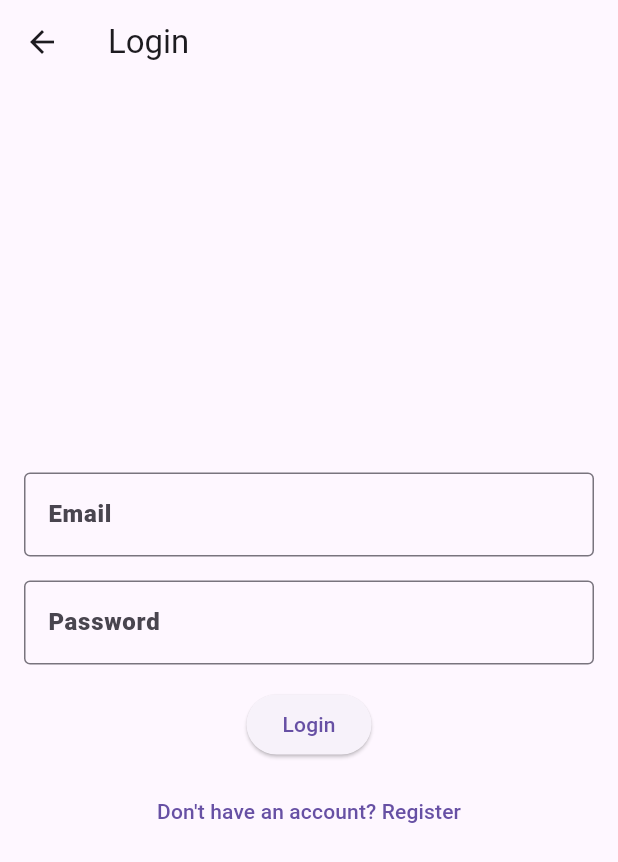
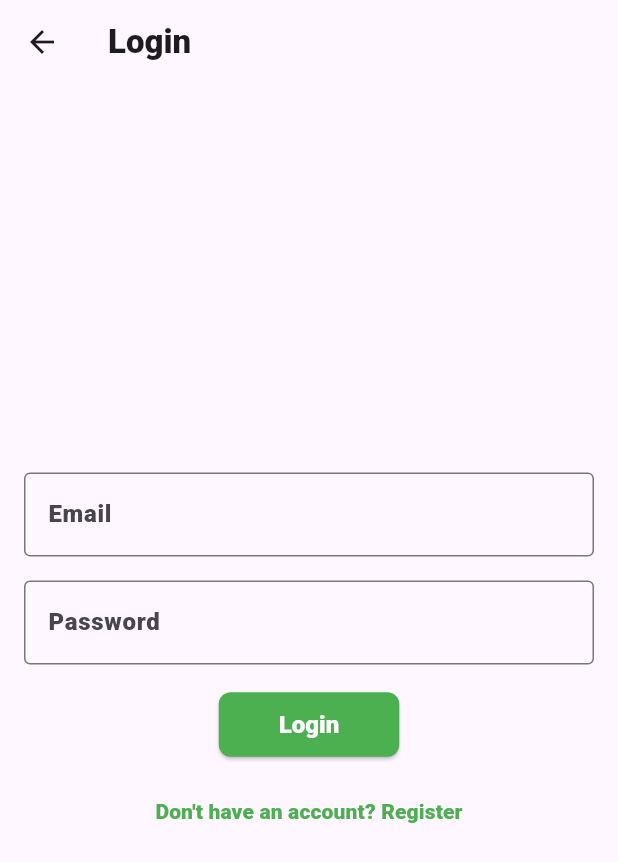
Before and after one commit to AKILABANDARAYAINNA/horizon_real_estate_app, a Flutter app: the screen it shows after launch, after a tap on the "person" icon, on a phone screen of 412 x 824 dp. Shown: the top 862 px of the screen. Run offline on Flutter 3.47's test engine with Material 3 defaults, Android fonts, the light colour scheme and no system bars; network calls fail.

Commit message:
Colour Changes

```diff
--- a/lib/screens/home_screen.dart
+++ b/lib/screens/home_screen.dart
@@ -1,59 +1,69 @@
 import 'package:flutter/material.dart';
 import '../widgets/bottom_nav_widget.dart';
-import 'login_screen.dart'; // Import Login Screen
+import 'login_screen.dart';
+import 'property_details_screen.dart'; // Import Property Details Screen
 
 class HomeScreen extends StatelessWidget {
   const HomeScreen({super.key});
 
-  // ✅ Updated Property Data
   final List<Map<String, String>> properties = const [
     {
       'title': 'Luxury Villa',
       'location': 'Kottawa',
       'price': 'LKR 12,000,000',
+      'description': 'A luxury villa with modern amenities and a beautiful garden.',
       'image': 'https://mistertlk.s3.ap-southeast-1.amazonaws.com/property/sales/1317_1_1736505292.jpg',
     },
     {
       'title': 'Modern House',
       'location': 'Colombo 3',
       'price': 'LKR 850,000',
+      'description': 'A modern house located in the heart of Colombo.',
       'image': 'https://luxely.lk/img/properties/4750466-8918501.jpeg',
     },
     {
       'title': 'Building for sale',
       'location': 'Maharagama',
       'price': 'LKR 9,500,000',
+      'description': 'A commercial building ideal for office spaces.',
       'image': 'https://www.lankapropertyweb.com/pics/5733795/thumb_5733795_1737112221_6826.jpeg',
     },
     {
       'title': 'Flat Land',
       'location': 'Ratnapura',
       'price': 'LKR 7,000,000',
+      'description': 'A flat land suitable for agricultural or residential use.',
       'image': 'https://remaxnorth.lk/wp-content/uploads/2025/01/WhatsApp-Image-2025-01-13-at-5.00.20-PM-525x328.jpeg',
     },
     {
       'title': 'Rubber Estate for Sale',
       'location': 'Horana',
       'price': 'LKR 6,550,000',
+      'description': 'A rubber estate with excellent yield potential.',
       'image': 'https://www.lankapropertyweb.com/pics/528906/thumb_528906_1715875867_3854.jpeg',
     },
     {
       'title': 'Building for Rent',
       'location': 'Nugegoda',
       'price': 'LKR 150,000',
+      'description': 'A building ideal for restaurants or retail shops.',
       'image': 'https://colomborealtors.lk/wp-content/uploads/2021/08/15000-sqft-road-frontage-malabe-junction-new-kandy-road-commercial-building-rent-lease-best-colombo-realtors-lk-sri-lanka-sl-94.jpg',
     },
   ];
 
   @override
   Widget build(BuildContext context) {
+    final isLandscape = MediaQuery.of(context).orientation == Orientation.landscape;
+    final columns = isLandscape ? 3 : 2;
+
     return Scaffold(
       appBar: AppBar(
         title: const Text('Horizon Real Estates'),
         backgroundColor: Colors.green,
+        foregroundColor: Colors.white,
         actions: [
           IconButton(
-            icon: const Icon(Icons.person), // Login Button
+            icon: const Icon(Icons.person),
             tooltip: 'Login',
             onPressed: () {
               Navigator.push(
@@ -64,22 +74,14 @@ class HomeScreen extends StatelessWidget {
           ),
         ],
       ),
-      body: SafeArea(
-        child: Column(
-          children: [
-            Expanded( // ✅ Prevents Overflow Issue
-              child: Padding(
+      body: Padding(
         padding: const EdgeInsets.all(8.0),
-                child: SingleChildScrollView( // ✅ Allows scrolling if needed
-                  physics: const BouncingScrollPhysics(),
         child: GridView.builder(
-                    shrinkWrap: true, // ✅ Ensures GridView does not take infinite height
-                    physics: const NeverScrollableScrollPhysics(), // ✅ Prevents double scrolling
-                    gridDelegate: const SliverGridDelegateWithFixedCrossAxisCount(
-                      crossAxisCount: 2, // ✅ 2 Cards Per Row
+          gridDelegate: SliverGridDelegateWithFixedCrossAxisCount(
+            crossAxisCount: columns,
             crossAxisSpacing: 10,
             mainAxisSpacing: 10,
-                      childAspectRatio: 0.7, // ✅ Adjusted to Fix Overflow
+            childAspectRatio: 0.7,
           ),
           itemCount: properties.length,
           itemBuilder: (context, index) {
@@ -89,13 +91,16 @@ class HomeScreen extends StatelessWidget {
               location: property['location']!,
               price: property['price']!,
               imageUrl: property['image']!,
+              onViewDetails: () {
+                Navigator.push(
+                  context,
+                  MaterialPageRoute(
+                    builder: (context) => PropertyDetailsScreen(property: property),
+                  ),
                 );
               },
-                  ),
-                ),
-              ),
-            ),
-          ],
+            );
+          },
         ),
       ),
       bottomNavigationBar: const Footer(currentIndex: 0),
@@ -103,12 +108,12 @@ class HomeScreen extends StatelessWidget {
   }
 }
 
-// ✅ Updated Property Card Widget
 class PropertyCard extends StatelessWidget {
   final String title;
   final String location;
   final String price;
   final String imageUrl;
+  final VoidCallback onViewDetails;
 
   const PropertyCard({
     super.key,
@@ -116,6 +121,7 @@ class PropertyCard extends StatelessWidget {
     required this.location,
     required this.price,
     required this.imageUrl,
+    required this.onViewDetails,
   });
 
   @override
@@ -139,44 +145,28 @@ class PropertyCard extends StatelessWidget {
             ),
           ),
           const SizedBox(height: 8),
-          Padding(
-            padding: const EdgeInsets.symmetric(horizontal: 5),
-            child: Column(
-              children: [
           Text(
             title,
-                  textAlign: TextAlign.center,
             style: const TextStyle(fontWeight: FontWeight.bold, fontSize: 14),
             maxLines: 2,
             overflow: TextOverflow.ellipsis,
           ),
-                Text(
-                  location,
-                  style: const TextStyle(color: Colors.grey, fontSize: 12),
-                ),
+          Text(location, style: const TextStyle(color: Colors.grey, fontSize: 12)),
           const SizedBox(height: 8),
-                Text(
-                  price,
-                  style: const TextStyle(fontWeight: FontWeight.bold, fontSize: 14),
-                ),
-              ],
+          Text(price, style: const TextStyle(fontWeight: FontWeight.bold, fontSize: 14)),
+          const SizedBox(height: 8),
+          ElevatedButton(
+            onPressed: onViewDetails,
+             style: ElevatedButton.styleFrom(
+              backgroundColor: Colors.green, // ✅ Green Button
+              foregroundColor: Colors.white, // ✅ White Text
+              padding: const EdgeInsets.symmetric(horizontal: 20, vertical: 10),
+              textStyle: const TextStyle(fontSize: 14, fontWeight: FontWeight.bold),
+              shape: RoundedRectangleBorder(
+                borderRadius: BorderRadius.circular(8),
               ),
             ),
-          const Spacer(), // ✅ Pushes button to the bottom
-          Padding(
-            padding: const EdgeInsets.only(bottom: 8),
-            child: ElevatedButton(
-              onPressed: () {
-                ScaffoldMessenger.of(context).showSnackBar(
-                  SnackBar(content: Text('Viewing Details of $title')),
-                );
-              },
-              style: ElevatedButton.styleFrom(
-                padding: const EdgeInsets.symmetric(horizontal: 20, vertical: 8),
-                textStyle: const TextStyle(fontSize: 14),
-              ),
             child: const Text('View Details'),
-            ),
           ),
         ],
       ),
--- a/lib/screens/login_screen.dart
+++ b/lib/screens/login_screen.dart
@@ -63,6 +63,15 @@ class _LoginScreenState extends State<LoginScreen> {
                     );
                   }
                 },
+                style: ElevatedButton.styleFrom(
+                  backgroundColor: Colors.green, // ✅ Green Button
+                  foregroundColor: Colors.white, // ✅ White Text
+                  padding: const EdgeInsets.symmetric(horizontal: 40, vertical: 12),
+                  textStyle: const TextStyle(fontSize: 16, fontWeight: FontWeight.bold),
+                  shape: RoundedRectangleBorder(
+                    borderRadius: BorderRadius.circular(8),
+                  ),
+                ),
                 child: const Text('Login'),
               ),
               const SizedBox(height: 10),
@@ -73,7 +82,13 @@ class _LoginScreenState extends State<LoginScreen> {
                     MaterialPageRoute(builder: (context) => const RegisterScreen()),
                   );
                 },
-                child: const Text("Don't have an account? Register"),
+                child: const Text(
+                  "Don't have an account? Register",
+                  style: TextStyle(
+                    color: Colors.green, // ✅ Green Register Link
+                    fontWeight: FontWeight.bold,
+                  ),
+                ),
               ),
             ],
           ),
--- a/lib/screens/search_screen.dart
+++ b/lib/screens/search_screen.dart
@@ -26,7 +26,8 @@ class _SearchScreenState extends State<SearchScreen> {
     return Scaffold(
       appBar: AppBar(
         title: const Text('Search Properties'),
-        backgroundColor: const Color.fromARGB(255, 0, 110, 4),
+        backgroundColor: Colors.green,
+        foregroundColor: Colors.white,
         actions: [
           IconButton(
             icon: const Icon(Icons.mic),
@@ -88,7 +89,8 @@ class _SearchScreenState extends State<SearchScreen> {
                 ElevatedButton(
                   onPressed: _performSearch, // Perform search
                   style: ElevatedButton.styleFrom(
-                    backgroundColor: const Color.fromARGB(255, 0, 110, 4),
+                  backgroundColor: Colors.green,
+                  foregroundColor: Colors.white,
                   ),
                   child: const Text('Search'),
                 ),
--- a/lib/widgets/bottom_nav_widget.dart
+++ b/lib/widgets/bottom_nav_widget.dart
@@ -38,15 +38,29 @@ class Footer extends StatelessWidget {
   @override
   Widget build(BuildContext context) {
     return NavigationBar(
+      backgroundColor: Colors.white, // Background color of navigation bar
+      indicatorColor: Colors.transparent,
       selectedIndex: currentIndex,
       onDestinationSelected: (index) {
         _navigateToScreen(context, index);
       },
-      destinations: const [
-        NavigationDestination(icon: Icon(Icons.home), label: 'Home'),
-        NavigationDestination(icon: Icon(Icons.search), label: 'Search'),
-        NavigationDestination(icon: Icon(Icons.add), label: 'Post Ad'),
-        NavigationDestination(icon: Icon(Icons.group), label: 'Agents'),
+      destinations: [
+        NavigationDestination(
+          icon: Icon(Icons.home, color: currentIndex == 0 ? Colors.green : Colors.grey),
+          label: 'Home',
+        ),
+        NavigationDestination(
+          icon: Icon(Icons.search, color: currentIndex == 1 ? Colors.green : Colors.grey),
+          label: 'Search',
+        ),
+        NavigationDestination(
+          icon: Icon(Icons.add, color: currentIndex == 2 ? Colors.green : Colors.grey),
+          label: 'Post Ad',
+        ),
+        NavigationDestination(
+          icon: Icon(Icons.group, color: currentIndex == 3 ? Colors.green : Colors.grey),
+          label: 'Agents',
+        ),
       ],
     );
   }
--- a/pubspec.yaml
+++ b/pubspec.yaml
@@ -54,7 +54,7 @@ flutter:
   fonts:
     - family: Roboto
       fonts:
-        - asset: assets/fonts/Roboto-Black.ttf
+        - asset: lib/assets/fonts/Roboto-Black.ttf
   # The following line ensures that the Material Icons font is
   # included with your application, so that you can use the icons in
   # the material Icons class.
```
Also changed, not shown: lib/screens/agents_screen.dart (+17 -7 lines), lib/screens/post_ad_screen.dart (+6 -3 lines), lib/screens/property_details_screen.dart (added, +54 -0 lines), lib/screens/register_screen.dart (+9 -1 lines). Lines whose indentation alone changed are shown as unchanged.
